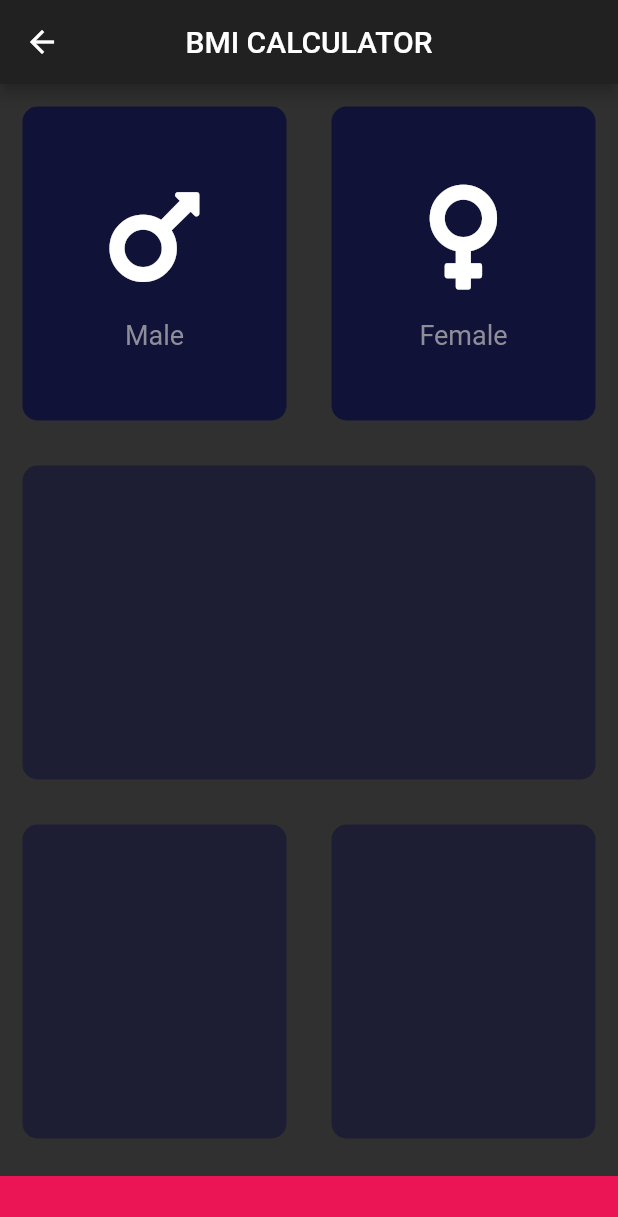
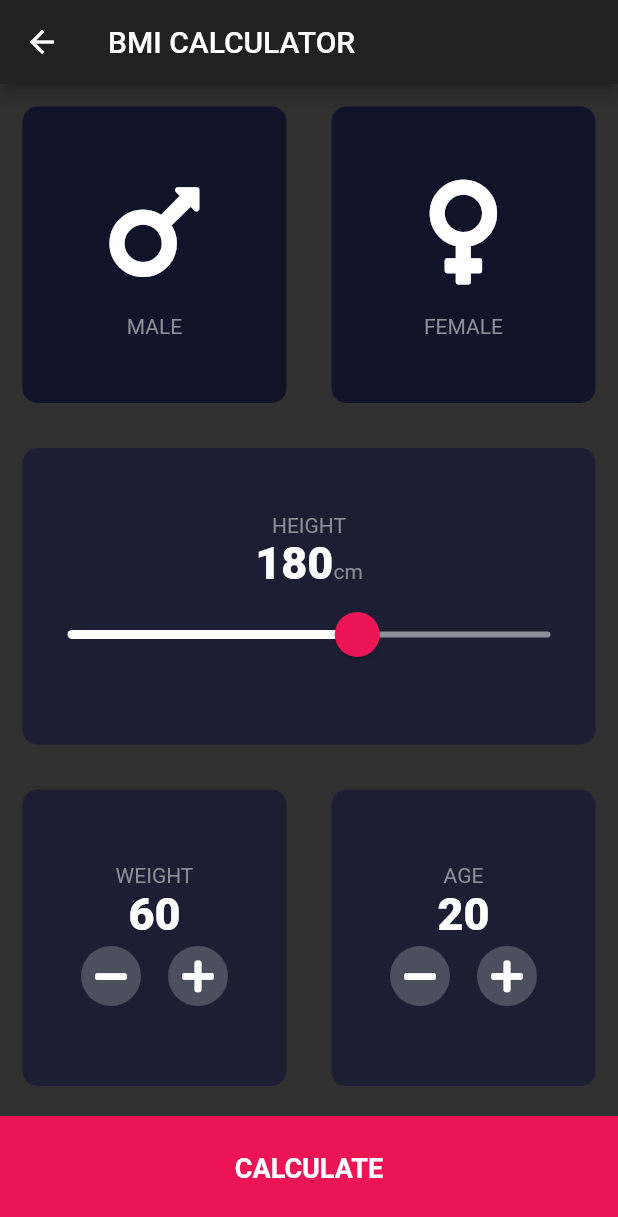
Before and after one commit to moustafaibrahem/all-app, a Flutter app: the Eighthscreen screen opened by its route, on a phone screen of 412 x 824 dp. Shown: the top 1217 px of the screen. Run offline on Flutter 3.47's test engine with Material 2 defaults, Android fonts, the phone set to English and light mode, and no system bars; our stand-ins replace audioplayers, font_awesome_flutter, rflutter_alert.

Commit message:
fifth commit

```diff
--- /dev/null
+++ b/lib/classes/calculator_brain.dart
@@ -0,0 +1,35 @@
+import 'dart:math';
+
+class CalculatorBrain {
+  CalculatorBrain({this.height, this.weight});
+
+  final int height;
+  final int weight;
+
+  double _bmi;
+
+  String calculateBMI() {
+    _bmi = weight / pow(height / 100, 2);
+    return _bmi.toStringAsFixed(1);
+  }
+
+  String getResult() {
+    if (_bmi >= 25) {
+      return 'Overweight';
+    } else if (_bmi > 18.5) {
+      return 'Normal';
+    } else {
+      return 'Underweight';
+    }
+  }
+
+  String getInterpretation() {
+    if (_bmi >= 25) {
+      return 'You have a higher than normal body weight. Try to exercise more.';
+    } else if (_bmi >= 18.5) {
+      return 'You have a normal body weight. Good job!';
+    } else {
+      return 'You have a lower than normal body weight. You can eat a bit more.';
+    }
+  }
+}
--- a/lib/main.dart
+++ b/lib/main.dart
@@ -1,3 +1,4 @@
+import 'package:all/src/ninth_screen.dart';
 import 'package:flutter/material.dart';
 import 'package:all/src/home_sreen.dart';
 import 'package:all/src/first_screen.dart';
@@ -26,6 +27,7 @@
         '/sixth': (context) => Sixthscreen(),
         '/seventh': (context) => Seventhscreen(),
         '/eighth': (context) => Eighthscreen(),
+        '/ninth': (context) => Ninthscreen(),
       },
       initialRoute: '/',
     );
--- a/lib/src/eighth_screen.dart
+++ b/lib/src/eighth_screen.dart
@@ -1,12 +1,17 @@
+import 'package:all/utilites/bottom_button.dart';
+import 'package:all/utilites/icon_content.dart';
 import 'package:flutter/material.dart';
 import 'package:font_awesome_flutter/font_awesome_flutter.dart';
-import 'package:all/utilites/ReusableCard.dart';
-import 'package:all/utilites/ReusableColumn.dart';
+import 'package:all/utilites/reusable_card.dart';
+import 'package:all/utilites/round_icon_button.dart';
+import 'package:all/utilites/constants.dart';
+import 'package:all/src/ninth_screen.dart';
+import 'package:all/classes/calculator_brain.dart';
 
-const heightwidget = 40.0;
-const concolor = Color(0xFF1D1E33);
-const unconcolor = Color(0xFF111238);
-const btncolor = Color(0xFFEB1555);
+enum Gender {
+  male,
+  female,
+}
 
 class Eighthscreen extends StatefulWidget {
   @override
@@ -14,74 +19,105 @@
 }
 
 class _EighthscreenState extends State<Eighthscreen> {
-  Color maleCardColor = unconcolor;
-  Color femaleCardColor = unconcolor;
-
-  void updateColor(int gender) {
-    if (gender == 1) {
-      if (maleCardColor == unconcolor) {
-        maleCardColor = concolor;
-      } else {
-        maleCardColor = unconcolor;
-      }
-    }
-  }
+  Gender selectedGender;
+  int height = 180;
+  int weight = 60;
+  int age = 20;
 
   @override
   Widget build(BuildContext context) {
     return Scaffold(
       appBar: AppBar(
         title: Text('BMI CALCULATOR'),
-        centerTitle: true,
       ),
       body: Column(
+        crossAxisAlignment: CrossAxisAlignment.stretch,
         children: <Widget>[
           Expanded(
               child: Row(
             children: <Widget>[
               Expanded(
-                  child: GestureDetector(
-                    onTap: () {
+                child: ReusableCard(
+                  onPress: () {
                     setState(() {
-                        updateColor(1);
+                      selectedGender = Gender.male;
                     });
                   },
-                    child: ReusableCard(
-                      color: maleCardColor,
-                      cardchild: ReusableColumn(
-                        icon: Icon(
-                          FontAwesomeIcons.mars,
-                          size: 80.0,
-                        ),
-                        txt: 'Male',
-                      ),
+                  colour: selectedGender == Gender.male
+                      ? kActiveCardColour
+                      : kInactiveCardColour,
+                  cardChild: IconContent(
+                    icon: FontAwesomeIcons.mars,
+                    label: 'MALE',
                   ),
                 ),
               ),
               Expanded(
-                  child: GestureDetector(
-                    onTap: () {
-                      setState(() {});
+                child: ReusableCard(
+                  onPress: () {
+                    setState(() {
+                      selectedGender = Gender.female;
+                    });
                   },
-                    child: ReusableCard(
-                      color: femaleCardColor,
-                      cardchild: ReusableColumn(
-                        icon: Icon(
-                          FontAwesomeIcons.venus,
-                          size: 80.0,
-                        ),
-                        txt: 'Female',
-                      ),
+                  colour: selectedGender == Gender.female
+                      ? kActiveCardColour
+                      : kInactiveCardColour,
+                  cardChild: IconContent(
+                    icon: FontAwesomeIcons.venus,
+                    label: 'FEMALE',
                   ),
                 ),
               ),
             ],
+          )),
+          Expanded(
+            child: ReusableCard(
+              colour: kActiveCardColour,
+              cardChild: Column(
+                mainAxisAlignment: MainAxisAlignment.center,
+                children: <Widget>[
+                  Text(
+                    'HEIGHT',
+                    style: kLabelTextStyle,
+                  ),
+                  Row(
+                    mainAxisAlignment: MainAxisAlignment.center,
+                    crossAxisAlignment: CrossAxisAlignment.baseline,
+                    textBaseline: TextBaseline.alphabetic,
+                    children: <Widget>[
+                      Text(
+                        height.toString(),
+                        style: kNumberTextStyle,
+                      ),
+                      Text(
+                        'cm',
+                        style: kLabelTextStyle,
+                      )
+                    ],
+                  ),
+                  SliderTheme(
+                    data: SliderTheme.of(context).copyWith(
+                      inactiveTrackColor: Color(0xFF8D8E98),
+                      activeTrackColor: Colors.white,
+                      thumbColor: Color(0xFFEB1555),
+                      overlayColor: Color(0x29EB1555),
+                      thumbShape:
+                          RoundSliderThumbShape(enabledThumbRadius: 15.0),
+                      overlayShape:
+                          RoundSliderOverlayShape(overlayRadius: 30.0),
+                    ),
+                    child: Slider(
+                      value: height.toDouble(),
+                      min: 120.0,
+                      max: 220.0,
+                      onChanged: (double newValue) {
+                        setState(() {
+                          height = newValue.round();
+                        });
+                      },
                     ),
                   ),
-          Expanded(
-            child: Expanded(
-              child: ReusableCard(
-                color: concolor,
+                ],
               ),
             ),
           ),
@@ -90,22 +126,108 @@
               children: <Widget>[
                 Expanded(
                   child: ReusableCard(
-                    color: concolor,
+                    colour: kActiveCardColour,
+                    cardChild: Column(
+                      mainAxisAlignment: MainAxisAlignment.center,
+                      children: <Widget>[
+                        Text(
+                          'WEIGHT',
+                          style: kLabelTextStyle,
+                        ),
+                        Text(
+                          weight.toString(),
+                          style: kNumberTextStyle,
+                        ),
+                        Row(
+                          mainAxisAlignment: MainAxisAlignment.center,
+                          children: <Widget>[
+                            RoundIconButton(
+                                icon: FontAwesomeIcons.minus,
+                                onPressed: () {
+                                  setState(() {
+                                    weight--;
+                                  });
+                                }),
+                            SizedBox(
+                              width: 10.0,
+                            ),
+                            RoundIconButton(
+                              icon: FontAwesomeIcons.plus,
+                              onPressed: () {
+                                setState(() {
+                                  weight++;
+                                });
+                              },
+                            ),
+                          ],
+                        ),
+                      ],
+                    ),
                   ),
                 ),
                 Expanded(
                   child: ReusableCard(
-                    color: concolor,
+                    colour: kActiveCardColour,
+                    cardChild: Column(
+                      mainAxisAlignment: MainAxisAlignment.center,
+                      children: <Widget>[
+                        Text(
+                          'AGE',
+                          style: kLabelTextStyle,
+                        ),
+                        Text(
+                          age.toString(),
+                          style: kNumberTextStyle,
+                        ),
+                        Row(
+                          mainAxisAlignment: MainAxisAlignment.center,
+                          children: <Widget>[
+                            RoundIconButton(
+                              icon: FontAwesomeIcons.minus,
+                              onPressed: () {
+                                setState(
+                                  () {
+                                    age--;
+                                  },
+                                );
+                              },
+                            ),
+                            SizedBox(
+                              width: 10.0,
+                            ),
+                            RoundIconButton(
+                                icon: FontAwesomeIcons.plus,
+                                onPressed: () {
+                                  setState(() {
+                                    age++;
+                                  });
+                                })
+                          ],
+                        )
+                      ],
+                    ),
                   ),
                 ),
               ],
             ),
           ),
-          Container(
-            color: btncolor,
-            margin: EdgeInsets.only(top: 10.0),
-            width: double.infinity,
-            height: heightwidget,
+          BottomButton(
+            buttonTitle: 'CALCULATE',
+            onTap: () {
+              CalculatorBrain calc =
+                  CalculatorBrain(height: height, weight: weight);
+
+              Navigator.push(
+                context,
+                MaterialPageRoute(
+                  builder: (context) => Ninthscreen(
+                    bmiResult: calc.calculateBMI(),
+                    resultText: calc.getResult(),
+                    interpretation: calc.getInterpretation(),
+                  ),
+                ),
+              );
+            },
           ),
         ],
       ),
--- a/lib/utilites/ReusableCard.dart
+++ /dev/null
@@ -1,18 +0,0 @@
-import 'package:flutter/material.dart';
-
-class ReusableCard extends StatelessWidget {
-  final Color color;
-  final Widget cardchild;
-  ReusableCard({@required this.color, this.cardchild});
-  @override
-  Widget build(BuildContext context) {
-    return Container(
-      decoration: BoxDecoration(
-        borderRadius: BorderRadius.circular(10),
-        color: color,
-      ),
-      margin: EdgeInsets.all(15),
-      child: cardchild,
-    );
-  }
-}
--- a/lib/utilites/ReusableColumn.dart
+++ /dev/null
@@ -1,29 +0,0 @@
-import 'package:flutter/material.dart';
-
-const labelTextStyle = TextStyle(
-  fontSize: 18,
-  color: Color(0xFF8D8E98),
-);
-
-class ReusableColumn extends StatelessWidget {
-  final Icon icon;
-  final String txt;
-
-  ReusableColumn({@required this.icon, this.txt});
-  @override
-  Widget build(BuildContext context) {
-    return Column(
-      mainAxisAlignment: MainAxisAlignment.center,
-      children: <Widget>[
-        icon,
-        SizedBox(
-          height: 15.0,
-        ),
-        Text(
-          txt,
-          style: labelTextStyle,
-        ),
-      ],
-    );
-  }
-}
--- /dev/null
+++ b/lib/utilites/bottom_button.dart
@@ -0,0 +1,29 @@
+import 'package:flutter/material.dart';
+import 'package:all/utilites/constants.dart';
+
+class BottomButton extends StatelessWidget {
+  BottomButton({@required this.onTap, @required this.buttonTitle});
+
+  final Function onTap;
+  final String buttonTitle;
+
+  @override
+  Widget build(BuildContext context) {
+    return GestureDetector(
+      onTap: onTap,
+      child: Container(
+        child: Center(
+          child: Text(
+            buttonTitle,
+            style: kLargeButtonTextStyle,
+          ),
+        ),
+        color: kBottomContainerColour,
+        margin: EdgeInsets.only(top: 5.0),
+        padding: EdgeInsets.only(bottom: 10.0),
+        width: double.infinity,
+        height: kBottomContainerHeight,
+      ),
+    );
+  }
+}
--- /dev/null
+++ b/lib/utilites/constants.dart
@@ -0,0 +1,41 @@
+import 'package:flutter/material.dart';
+
+const kBottomContainerHeight = 80.0;
+const kActiveCardColour = Color(0xFF1D1E33);
+const kInactiveCardColour = Color(0xFF111328);
+const kBottomContainerColour = Color(0xFFEB1555);
+
+const kLabelTextStyle = TextStyle(
+  fontSize: 14.0, //18
+  color: Color(0xFF8D8E98),
+);
+
+const kNumberTextStyle = TextStyle(
+  fontSize: 30.0, //50
+  fontWeight: FontWeight.w900,
+);
+
+const kLargeButtonTextStyle = TextStyle(
+  fontSize: 18.0, //25
+  fontWeight: FontWeight.bold,
+);
+
+const kTitleTextStyle = TextStyle(
+  fontSize: 30.0, //50
+  fontWeight: FontWeight.bold,
+);
+
+const kResultTextStyle = TextStyle(
+  color: Color(0xFF24D876),
+  fontSize: 18.0, //22
+  fontWeight: FontWeight.bold,
+);
+
+const kBMITextStyle = TextStyle(
+  fontSize: 70.0, //100
+  fontWeight: FontWeight.bold,
+);
+
+const kBodyTextStyle = TextStyle(
+  fontSize: 18.0, //22
+);
--- /dev/null
+++ b/lib/utilites/icon_content.dart
@@ -0,0 +1,29 @@
+import 'package:flutter/material.dart';
+import 'package:all/utilites/constants.dart';
+
+class IconContent extends StatelessWidget {
+  IconContent({this.icon, this.label});
+
+  final IconData icon;
+  final String label;
+
+  @override
+  Widget build(BuildContext context) {
+    return Column(
+      mainAxisAlignment: MainAxisAlignment.center,
+      children: <Widget>[
+        Icon(
+          icon,
+          size: 80.0,
+        ),
+        SizedBox(
+          height: 15.0,
+        ),
+        Text(
+          label,
+          style: kLabelTextStyle,
+        )
+      ],
+    );
+  }
+}
--- /dev/null
+++ b/lib/utilites/reusable_card.dart
@@ -0,0 +1,24 @@
+import 'package:flutter/material.dart';
+
+class ReusableCard extends StatelessWidget {
+  ReusableCard({@required this.colour, this.cardChild, this.onPress});
+
+  final Color colour;
+  final Widget cardChild;
+  final Function onPress;
+
+  @override
+  Widget build(BuildContext context) {
+    return GestureDetector(
+      onTap: onPress,
+      child: Container(
+        child: cardChild,
+        margin: EdgeInsets.all(15.0),
+        decoration: BoxDecoration(
+          color: colour,
+          borderRadius: BorderRadius.circular(10.0),
+        ),
+      ),
+    );
+  }
+}
--- /dev/null
+++ b/lib/utilites/round_icon_button.dart
@@ -0,0 +1,23 @@
+import 'package:flutter/material.dart';
+
+class RoundIconButton extends StatelessWidget {
+  RoundIconButton({@required this.icon, @required this.onPressed});
+
+  final IconData icon;
+  final Function onPressed;
+
+  @override
+  Widget build(BuildContext context) {
+    return RawMaterialButton(
+      elevation: 0.0,
+      child: Icon(icon),
+      onPressed: onPressed,
+      constraints: BoxConstraints.tightFor(
+        width: 40.0, //56
+        height: 40.0, //56
+      ),
+      shape: CircleBorder(),
+      fillColor: Color(0xFF4C4F5E),
+    );
+  }
+}
```
Also changed, not shown: lib/src/ninth_screen.dart (added, +71 -0 lines). Lines whose indentation alone changed are shown as unchanged.
